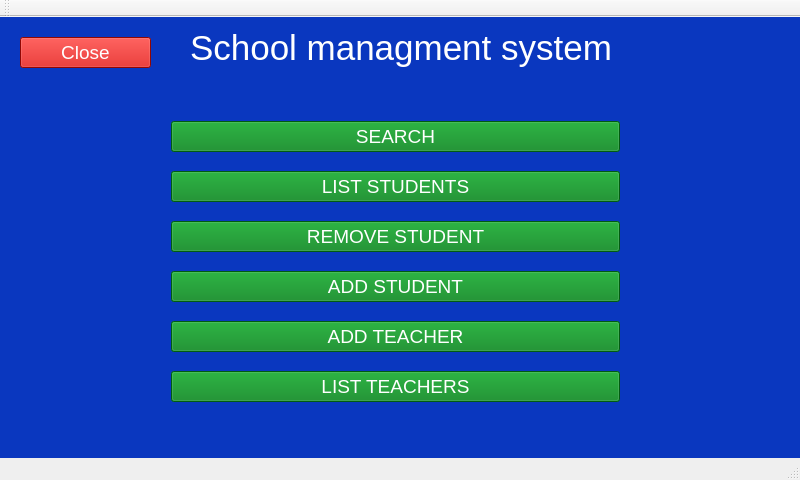
This is mainwindow.ui in zdenekpasek/School-managment-system as Qt 5 draws it before an edit. The edited form follows.
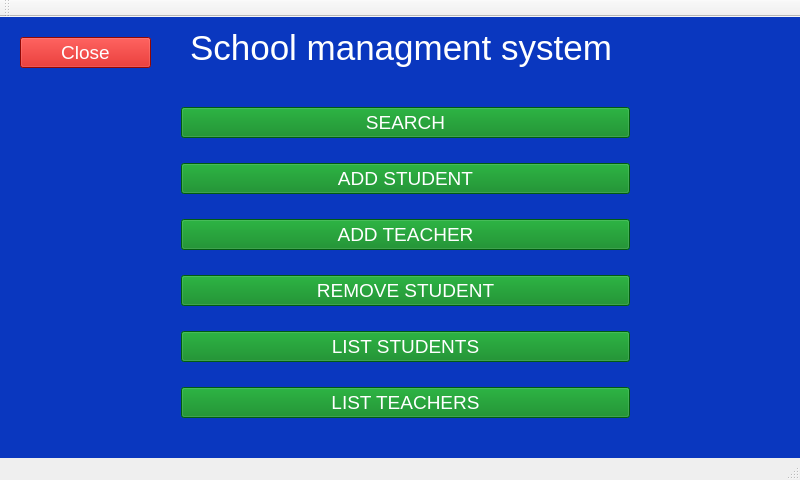
This is the edited form.

```diff
--- a/mainwindow.ui
+++ b/mainwindow.ui
@@ -82,10 +82,10 @@
      <widget class="QWidget" name="layoutWidget">
       <property name="geometry">
        <rect>
-        <x>160</x>
-        <y>80</y>
+        <x>170</x>
+        <y>60</y>
         <width>471</width>
-        <height>331</height>
+        <height>371</height>
        </rect>
       </property>
       <layout class="QVBoxLayout" name="verticalLayout">
@@ -109,46 +109,6 @@
          </property>
         </widget>
        </item>
-       <item>
-        <widget class="QPushButton" name="listStudentsButton">
-         <property name="font">
-          <font>
-           <family>Arial</family>
-           <pointsize>14</pointsize>
-          </font>
-         </property>
-         <property name="styleSheet">
-          <string notr="true">color: white;
-background-color: rgb(0, 129, 23);</string>
-         </property>
-         <property name="text">
-          <string>LIST STUDENTS</string>
-         </property>
-         <property name="checkable">
-          <bool>false</bool>
-         </property>
-        </widget>
-       </item>
-       <item>
-        <widget class="QPushButton" name="removeStudentButton">
-         <property name="font">
-          <font>
-           <family>Arial</family>
-           <pointsize>14</pointsize>
-          </font>
-         </property>
-         <property name="styleSheet">
-          <string notr="true">color: white;
-background-color: rgb(0, 129, 23);</string>
-         </property>
-         <property name="text">
-          <string>REMOVE STUDENT</string>
-         </property>
-         <property name="checkable">
-          <bool>false</bool>
-         </property>
-        </widget>
-       </item>
        <item>
         <widget class="QPushButton" name="addStudentButton">
          <property name="font">
@@ -189,6 +149,46 @@
          </property>
         </widget>
        </item>
+       <item>
+        <widget class="QPushButton" name="removeStudentButton">
+         <property name="font">
+          <font>
+           <family>Arial</family>
+           <pointsize>14</pointsize>
+          </font>
+         </property>
+         <property name="styleSheet">
+          <string notr="true">color: white;
+background-color: rgb(0, 129, 23);</string>
+         </property>
+         <property name="text">
+          <string>REMOVE STUDENT</string>
+         </property>
+         <property name="checkable">
+          <bool>false</bool>
+         </property>
+        </widget>
+       </item>
+       <item>
+        <widget class="QPushButton" name="listStudentsButton">
+         <property name="font">
+          <font>
+           <family>Arial</family>
+           <pointsize>14</pointsize>
+          </font>
+         </property>
+         <property name="styleSheet">
+          <string notr="true">color: white;
+background-color: rgb(0, 129, 23);</string>
+         </property>
+         <property name="text">
+          <string>LIST STUDENTS</string>
+         </property>
+         <property name="checkable">
+          <bool>false</bool>
+         </property>
+        </widget>
+       </item>
        <item>
         <widget class="QPushButton" name="listTeachersButton">
          <property name="font">
```
